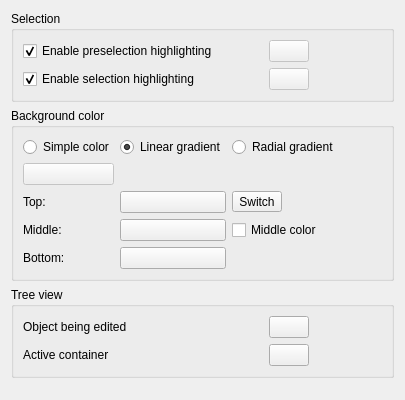
Before: the Qt Designer form src/Gui/DlgSettingsViewColor.ui in southseact-3d/fcd, drawn with Qt 5.
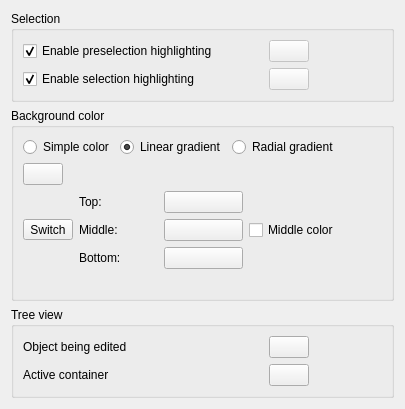
After: the same form once the commit is applied. Icons and pictures are not drawn. Custom widgets are drawn as their Qt base class.

Commit message: pref: color: change according to adrianinsaval mockup

Patch:
```diff
--- a/src/Gui/DlgSettingsViewColor.ui
+++ b/src/Gui/DlgSettingsViewColor.ui
@@ -190,24 +190,24 @@
       <property name="spacing">
        <number>6</number>
       </property>
-      <item row="0" column="0">
-       <layout class="QGridLayout" name="_4">
-        <property name="leftMargin">
-         <number>0</number>
+      <item row="2" column="1">
+       <spacer name="spacer">
+        <property name="orientation">
+         <enum>Qt::Horizontal</enum>
         </property>
-        <property name="topMargin">
-         <number>0</number>
+        <property name="sizeHint" stdset="0">
+         <size>
+          <width>40</width>
+          <height>20</height>
+         </size>
         </property>
-        <property name="rightMargin">
-         <number>0</number>
-        </property>
-        <property name="bottomMargin">
-         <number>0</number>
-        </property>
-        <property name="spacing">
-         <number>6</number>
-        </property>
+       </spacer>
+      </item>
         <item row="0" column="0">
+       <layout class="QVBoxLayout" name="verticalLayout_3">
+        <item>
+         <layout class="QHBoxLayout" name="horizontalLayout_2">
+          <item>
          <widget class="Gui::PrefRadioButton" name="radioButtonSimple">
           <property name="toolTip">
            <string>Background will have selected color</string>
@@ -223,7 +223,7 @@
           </property>
          </widget>
         </item>
-        <item row="0" column="1">
+          <item>
          <widget class="Gui::PrefRadioButton" name="radioButtonGradient">
           <property name="toolTip">
            <string>Background will have selected color gradient</string>
@@ -242,7 +242,7 @@
           </property>
          </widget>
         </item>
-        <item row="0" column="2">
+          <item>
          <widget class="Gui::PrefRadioButton" name="rbRadialGradient">
           <property name="toolTip">
            <string>Background will have selected color gradient</string>
@@ -261,13 +261,12 @@
           </property>
          </widget>
         </item>
-        <item row="1" column="0">
+         </layout>
+        </item>
+        <item>
          <widget class="Gui::PrefColorButton" name="SelectionColor_Background">
-          <property name="enabled">
-           <bool>false</bool>
-          </property>
           <property name="sizePolicy">
-           <sizepolicy hsizetype="MinimumExpanding" vsizetype="Fixed">
+           <sizepolicy hsizetype="Maximum" vsizetype="Fixed">
             <horstretch>0</horstretch>
             <verstretch>0</verstretch>
            </sizepolicy>
@@ -278,7 +277,7 @@
           <property name="text">
            <string/>
           </property>
-          <property name="color">
+          <property name="color" stdset="0">
            <color>
             <red>20</red>
             <green>20</green>
@@ -293,19 +292,50 @@
           </property>
          </widget>
         </item>
-        <item row="2" column="0">
+        <item>
+         <layout class="QGridLayout" name="_4">
+          <property name="leftMargin">
+           <number>0</number>
+          </property>
+          <property name="topMargin">
+           <number>0</number>
+          </property>
+          <property name="rightMargin">
+           <number>0</number>
+          </property>
+          <property name="bottomMargin">
+           <number>0</number>
+          </property>
+          <property name="spacing">
+           <number>6</number>
+          </property>
+          <item row="1" column="0">
+           <widget class="QToolButton" name="SwitchGradientColors">
+            <property name="toolTip">
+             <string>Switches the colors of the gradient</string>
+            </property>
+            <property name="text">
+             <string>Switch</string>
+            </property>
+            <property name="icon">
+             <iconset>
+              <normaloff>:/icons/button_sort.svg</normaloff>:/icons/button_sort.svg</iconset>
+            </property>
+           </widget>
+          </item>
+          <item row="0" column="1">
          <widget class="QLabel" name="color1Label">
           <property name="text">
            <string>Top:</string>
           </property>
          </widget>
         </item>
-        <item row="2" column="1">
+          <item row="0" column="2">
          <widget class="Gui::PrefColorButton" name="backgroundColorFrom">
           <property name="text">
            <string/>
           </property>
-          <property name="color">
+            <property name="color" stdset="0">
            <color>
             <red>51</red>
             <green>51</green>
@@ -320,19 +350,19 @@
           </property>
          </widget>
         </item>
-        <item row="3" column="0">
+          <item row="1" column="1">
            <widget class="QLabel" name="color2Label">
             <property name="text">
              <string>Middle:</string>
             </property>
            </widget>
         </item>
-        <item row="3" column="1">
+          <item row="1" column="2">
          <widget class="Gui::PrefColorButton" name="backgroundColorMid">
           <property name="text">
            <string/>
           </property>
-          <property name="color">
+            <property name="color" stdset="0">
            <color>
             <red>111</red>
             <green>111</green>
@@ -347,19 +377,35 @@
           </property>
          </widget>
         </item>
-        <item row="4" column="0">
+          <item row="1" column="3">
+           <widget class="Gui::PrefCheckBox" name="checkMidColor">
+            <property name="toolTip">
+             <string>Color gradient will get selected color as middle color</string>
+            </property>
+            <property name="text">
+             <string>Middle color</string>
+            </property>
+            <property name="prefEntry" stdset="0">
+             <cstring>UseBackgroundColorMid</cstring>
+            </property>
+            <property name="prefPath" stdset="0">
+             <cstring>View</cstring>
+            </property>
+           </widget>
+          </item>
+          <item row="2" column="1">
          <widget class="QLabel" name="color3Label">
           <property name="text">
            <string>Bottom:</string>
           </property>
          </widget>
         </item>
-        <item row="4" column="1">
+          <item row="2" column="2">
          <widget class="Gui::PrefColorButton" name="backgroundColorTo">
           <property name="text">
            <string/>
           </property>
-          <property name="color">
+            <property name="color" stdset="0">
            <color>
             <red>151</red>
             <green>151</green>
@@ -374,50 +420,9 @@
           </property>
          </widget>
         </item>
-        <item row="2" column="2">
-         <widget class="QToolButton" name="SwitchGradientColors">
-          <property name="toolTip">
-           <string>Switches the colors of the gradient</string>
-          </property>
-          <property name="text">
-           <string>Switch</string>
-          </property>
-          <property name="icon">
-           <iconset resource="Icons/resource.qrc">
-           <normaloff>:/icons/button_sort.svg</normaloff>:/icons/button_sort.svg</iconset>
-          </property>
-         </widget>
-        </item>
-        <item row="3" column="2">
-         <widget class="Gui::PrefCheckBox" name="checkMidColor">
-          <property name="toolTip">
-           <string>Color gradient will get selected color as middle color</string>
-          </property>
-          <property name="text">
-           <string>Middle color</string>
-          </property>
-          <property name="prefEntry" stdset="0">
-           <cstring>UseBackgroundColorMid</cstring>
-          </property>
-          <property name="prefPath" stdset="0">
-           <cstring>View</cstring>
-          </property>
-         </widget>
-        </item>
-       </layout>
-      </item>
-      <item row="0" column="1">
-       <spacer name="spacer">
-        <property name="orientation">
-         <enum>Qt::Horizontal</enum>
-        </property>
-        <property name="sizeHint" stdset="0">
-         <size>
-          <width>40</width>
-          <height>20</height>
-         </size>
-        </property>
-       </spacer>
+         </layout>
+        </item>
+       </layout>
       </item>
      </layout>
     </widget>
@@ -487,7 +492,7 @@
           <property name="toolTip">
            <string>Background color for objects in tree view that are currently edited</string>
           </property>
-          <property name="color">
+          <property name="color" stdset="0">
            <color>
             <red>255</red>
             <green>255</green>
@@ -520,7 +525,7 @@
           <property name="toolTip">
            <string>Background color for active containers in tree view</string>
           </property>
-          <property name="color">
+          <property name="color" stdset="0">
            <color>
             <red>230</red>
             <green>230</green>
```
Left out of the diff: 3 changed lines with no effect on the pictures. Lines whose indentation alone changed are shown as unchanged.
